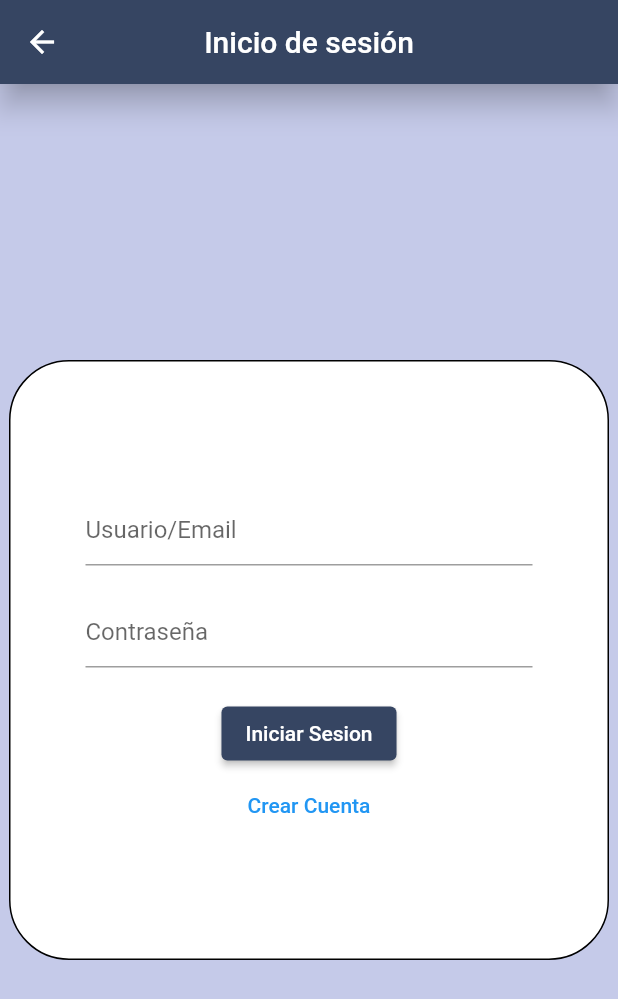
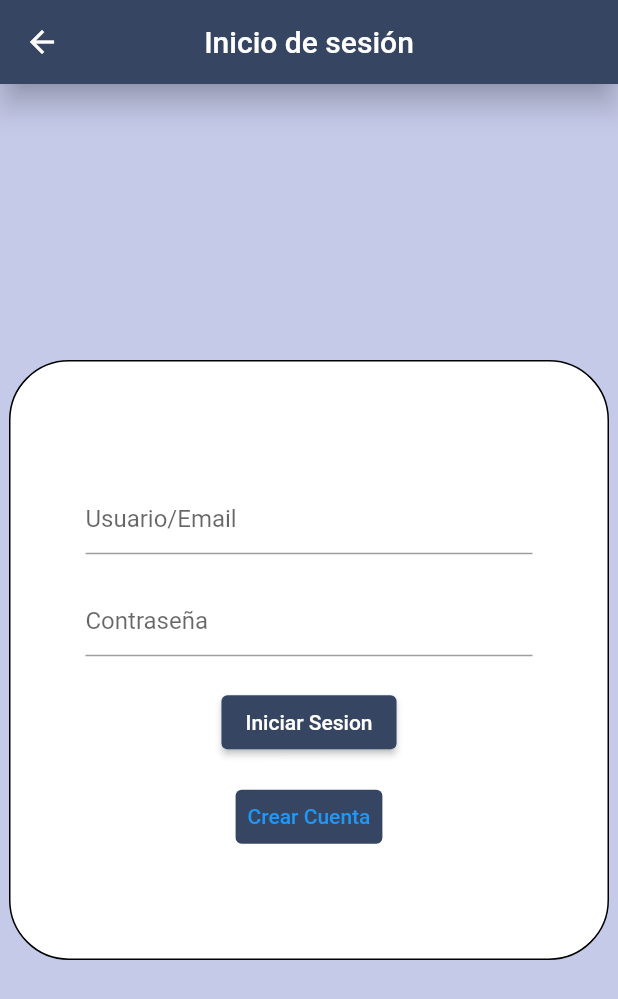
Before and after one commit to Julian-Alcaraz/schollinorder, a Flutter app: the screen it shows after launch, after a tap on "Login", on a phone screen of 412 x 824 dp. Shown: the top 999 px of the screen. Run offline on Flutter 3.47's test engine with Material 2 defaults, Android fonts, the phone set to English and light mode, and no system bars.

Commit message:
modificacion a boton crear cuenta

```diff
--- a/lib/src/pages/login/login.dart
+++ b/lib/src/pages/login/login.dart
@@ -37,11 +37,15 @@ class LoginPage extends StatelessWidget {
                     ),
                   ),
                 ),
+                Padding(padding: const EdgeInsets.only(top: 15)),
                 TextButton(
                   onPressed: () {
                     Navigator.of(context).pushNamed("/CrearCuenta");
                   },
                   child: Text('Crear Cuenta'),
+                  style: ElevatedButton.styleFrom(
+                    primary: Color(0xFF364562),
+                  ),
                 )
               ],
             ),
```
